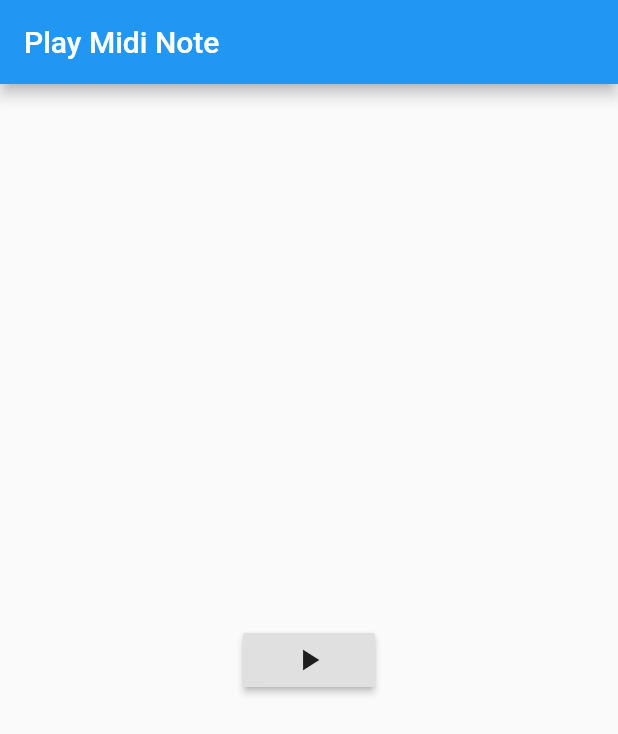
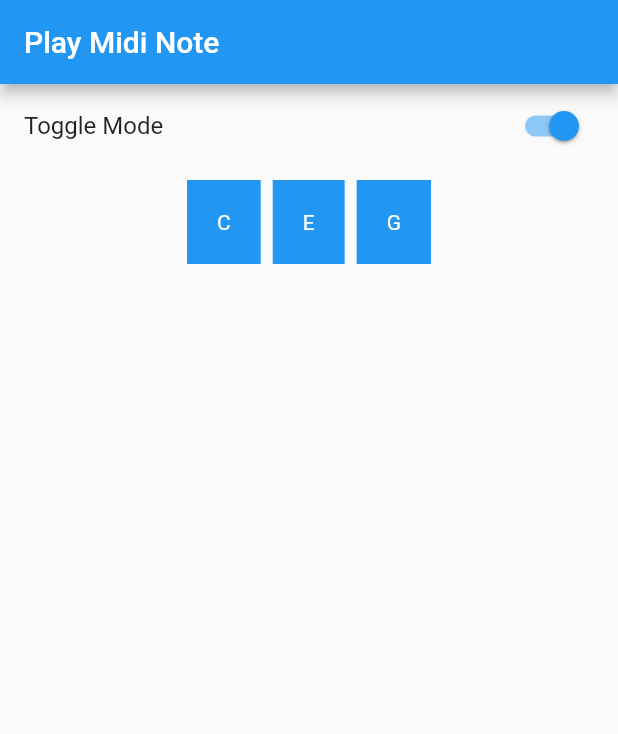
Before and after one commit to rodydavis/plugins, a Flutter app: the screen it shows after launch, on a phone screen of 412 x 824 dp. Shown: the top 734 px of the screen. Run offline on Flutter 3.47's test engine with Material 2 defaults, Android fonts, the light colour scheme and no system bars; our stand-ins replace font_awesome_flutter, package_info, shared_preferences.

Commit message:
updating miidi

```diff
--- a/packages/flutter_midi/example/lib/main.dart
+++ b/packages/flutter_midi/example/lib/main.dart
@@ -10,6 +10,15 @@ class MyApp extends StatefulWidget {
 }
 
 class _MyAppState extends State<MyApp> {
+  /// When [true] the note will be played for as long as the button is pressed
+  /// The sound starts the second the button is touched.
+  ///
+  /// When [false] the sound will be play when the button is pressed.
+  /// If the user cancels the touch on drag the sound will not be played.
+  /// In this mode the sound will play for a default time.
+
+  bool _toggle = true;
+
   @override
   void initState() {
     _initPlatformState();
@@ -17,8 +26,43 @@ class _MyAppState extends State<MyApp> {
   }
 
   void _initPlatformState() async {
+    /// Needed so that the sound font is loaded
+    /// On iOS make sure to include the sound_font.SF2 in the Runner folder.
+    /// This does not work in the simulator.
     final String _message = await FlutterMidi.prepare();
     print(_message);
+  }
+
+  void _playMidi(int midi) {
+    FlutterMidi.playMidiNote(midi: midi)
+        .then((dynamic message) => print(message))
+        .catchError((dynamic e) => print(e));
+  }
+
+  void _stopMidi() {
+    FlutterMidi.stopMidiNote()
+        .then((dynamic message) => print(message))
+        .catchError((dynamic e) => print(e));
+  }
+
+  Widget _playButton({int midi, String name}) {
+    return Container(
+      color: Colors.blue,
+      child: Listener(
+        onPointerDown: (dynamic e) => _toggle ? _playMidi(midi) : null,
+        onPointerUp: (dynamic e) => _toggle ? _stopMidi() : null,
+        child: InkWell(
+          onTap: _toggle ? null : () => _playMidi(midi),
+          child: Container(
+            padding: const EdgeInsets.all(20.0),
+            child: Text(
+              name,
+              style: const TextStyle(color: Colors.white),
+            ),
+          ),
+        ),
+      ),
+    );
   }
 
   @override
@@ -28,11 +72,22 @@ class _MyAppState extends State<MyApp> {
         appBar: new AppBar(
           title: const Text('Play Midi Note'),
         ),
-        body: new Center(
-          child: RaisedButton(
-            child: const Icon(Icons.play_arrow),
-            onPressed: () => FlutterMidi.playMidiNote(midi: 60),
-          ),
+        body: SingleChildScrollView(
+          child: Center(
+              child: Column(children: <Widget>[
+            ListTile(
+              title: const Text('Toggle Mode'),
+              trailing: Switch(
+                value: _toggle,
+                onChanged: (bool value) => setState(() => _toggle = value),
+              ),
+            ),
+            ButtonBar(mainAxisSize: MainAxisSize.min, children: <Widget>[
+              _playButton(midi: 60, name: "C"),
+              _playButton(midi: 64, name: "E"),
+              _playButton(midi: 67, name: "G"),
+            ]),
+          ])),
         ),
       ),
     );
--- a/packages/flutter_midi/lib/flutter_midi.dart
+++ b/packages/flutter_midi/lib/flutter_midi.dart
@@ -7,6 +7,11 @@ class FlutterMidi {
   static const MethodChannel _channel = MethodChannel('flutter_midi');
   static Future<String> prepare() async {
     final String result = await _channel.invokeMethod('prepare_midi');
+    return result;
+  }
+
+  static Future<String> stopMidiNote() async {
+    final String result = await _channel.invokeMethod('stop_midi_note');
     return result;
   }
 
```
Also changed, not shown: 1 other file.
